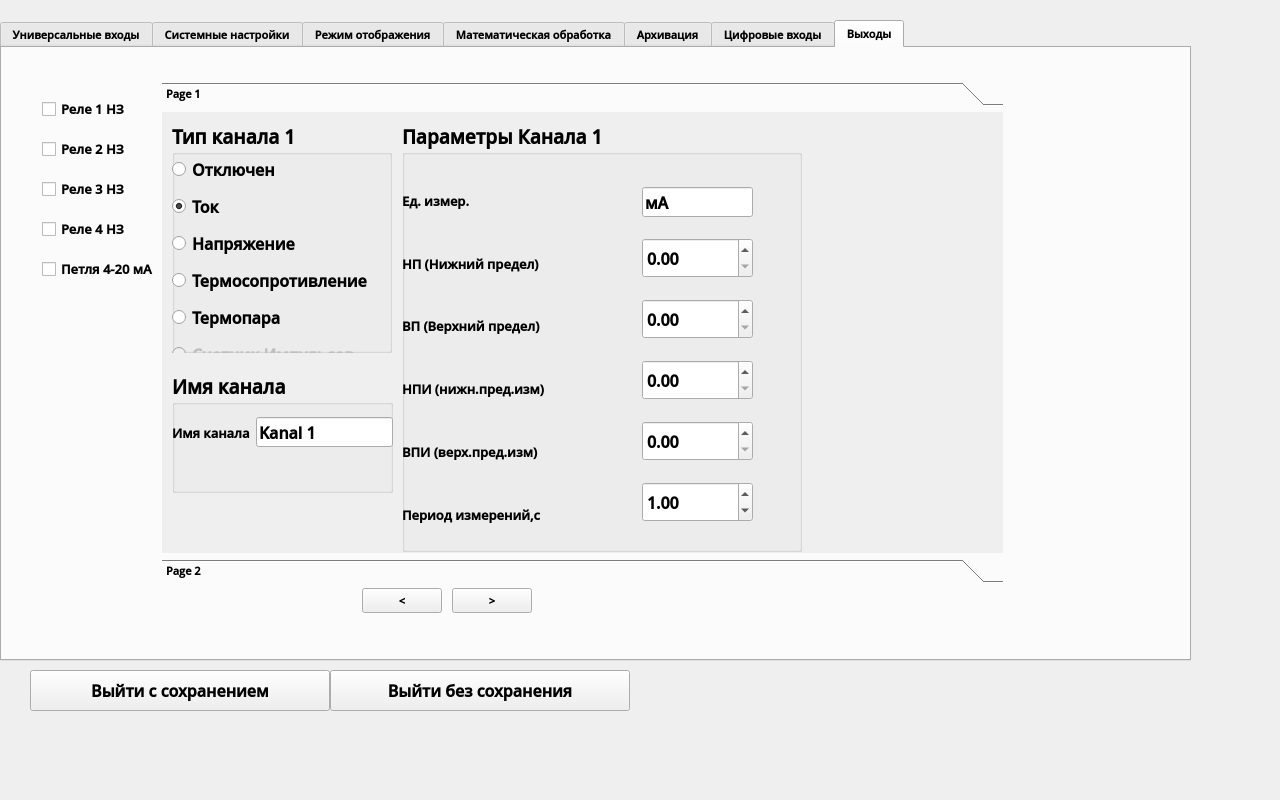
tomyqg/topaz-m, file options.ui: the form before one commit.
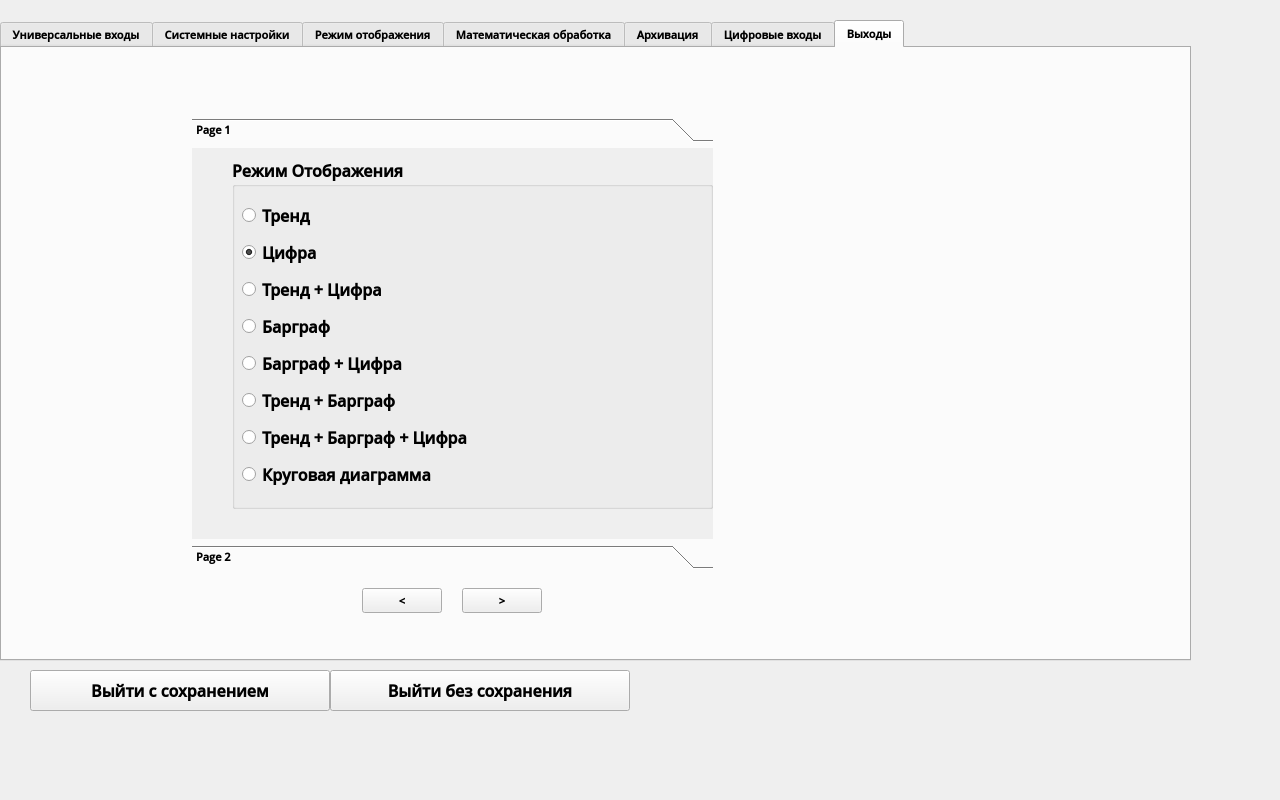
The form after the commit. The open tabs and pages were chosen to show the change.

Diff of the .ui file:
```diff
--- a/options.ui
+++ b/options.ui
@@ -49,7 +49,7 @@
     <enum>QTabWidget::Rounded</enum>
    </property>
    <property name="currentIndex">
-    <number>6</number>
+    <number>1</number>
    </property>
    <property name="elideMode">
     <enum>Qt::ElideLeft</enum>
@@ -5603,115 +5603,25 @@
     <attribute name="title">
      <string>Выходы</string>
     </attribute>
-    <widget class="QCheckBox" name="checkBox_5">
-     <property name="geometry">
-      <rect>
-       <x>40</x>
-       <y>50</y>
-       <width>200</width>
-       <height>22</height>
-      </rect>
-     </property>
-     <property name="font">
-      <font>
-       <pointsize>10</pointsize>
-      </font>
-     </property>
-     <property name="text">
-      <string>Реле 1 НЗ</string>
-     </property>
-    </widget>
-    <widget class="QCheckBox" name="checkBox_6">
-     <property name="geometry">
-      <rect>
-       <x>40</x>
-       <y>90</y>
-       <width>200</width>
-       <height>22</height>
-      </rect>
-     </property>
-     <property name="font">
-      <font>
-       <pointsize>10</pointsize>
-      </font>
-     </property>
-     <property name="text">
-      <string>Реле 2 НЗ</string>
-     </property>
-    </widget>
-    <widget class="QCheckBox" name="checkBox_7">
-     <property name="geometry">
-      <rect>
-       <x>40</x>
-       <y>130</y>
-       <width>200</width>
-       <height>22</height>
-      </rect>
-     </property>
-     <property name="font">
-      <font>
-       <pointsize>10</pointsize>
-      </font>
-     </property>
-     <property name="text">
-      <string>Реле 3 НЗ</string>
-     </property>
-    </widget>
-    <widget class="QCheckBox" name="checkBox_8">
-     <property name="geometry">
-      <rect>
-       <x>40</x>
-       <y>170</y>
-       <width>200</width>
-       <height>22</height>
-      </rect>
-     </property>
-     <property name="font">
-      <font>
-       <pointsize>10</pointsize>
-      </font>
-     </property>
-     <property name="text">
-      <string>Реле 4 НЗ</string>
-     </property>
-    </widget>
-    <widget class="QCheckBox" name="checkBox_9">
-     <property name="geometry">
-      <rect>
-       <x>40</x>
-       <y>210</y>
-       <width>200</width>
-       <height>22</height>
-      </rect>
-     </property>
-     <property name="font">
-      <font>
-       <pointsize>10</pointsize>
-      </font>
-     </property>
-     <property name="text">
-      <string>Петля 4-20 мА</string>
-     </property>
-    </widget>
     <widget class="QToolBox" name="toolBox">
      <property name="geometry">
       <rect>
-       <x>160</x>
-       <y>34</y>
-       <width>841</width>
-       <height>501</height>
+       <x>190</x>
+       <y>70</y>
+       <width>521</width>
+       <height>451</height>
       </rect>
      </property>
      <property name="currentIndex">
-      <number>0</number>
+      <number>1</number>
      </property>
      <widget class="QWidget" name="page">
       <property name="geometry">
        <rect>
         <x>0</x>
         <y>0</y>
-        <width>841</width>
-        <height>435</height>
+        <width>521</width>
+        <height>385</height>
        </rect>
       </property>
       <attribute name="label">
@@ -5720,139 +5630,42 @@
       <widget class="QGroupBox" name="groupBox_27">
        <property name="geometry">
         <rect>
-         <x>10</x>
-         <y>260</y>
-         <width>221</width>
-         <height>121</height>
+         <x>40</x>
+         <y>10</y>
+         <width>481</width>
+         <height>351</height>
         </rect>
        </property>
        <property name="font">
         <font>
          <family>Open Sans Semibold</family>
-         <pointsize>14</pointsize>
-         <weight>75</weight>
-         <bold>true</bold>
+         <pointsize>12</pointsize>
         </font>
        </property>
        <property name="title">
-        <string>Имя канала</string>
+        <string>Режим Отображения</string>
        </property>
        <widget class="QWidget" name="layoutWidget_15">
         <property name="geometry">
          <rect>
-          <x>0</x>
-          <y>20</y>
-          <width>221</width>
-          <height>81</height>
+          <x>10</x>
+          <y>40</y>
+          <width>286</width>
+          <height>301</height>
          </rect>
-        </property>
-        <property name="font">
-         <font>
-          <family>Open Sans Semibold</family>
-          <weight>75</weight>
-          <bold>true</bold>
-         </font>
-        </property>
-        <layout class="QHBoxLayout" name="horizontalLayout_5">
-         <item>
-          <widget class="QLabel" name="label_86">
-           <property name="font">
-            <font>
-             <family>Open Sans Semibold</family>
-             <pointsize>10</pointsize>
-             <weight>75</weight>
-             <bold>true</bold>
-            </font>
-           </property>
-           <property name="text">
-            <string>Имя канала</string>
-           </property>
-          </widget>
-         </item>
-         <item>
-          <widget class="QLineEdit" name="Name_Channel_5">
-           <property name="maximumSize">
-            <size>
-             <width>16777215</width>
-             <height>30</height>
-            </size>
-           </property>
-           <property name="font">
-            <font>
-             <family>Open Sans Semibold</family>
-             <pointsize>12</pointsize>
-             <weight>75</weight>
-             <bold>true</bold>
-            </font>
-           </property>
-           <property name="text">
-            <string>Kanal 1</string>
-           </property>
-          </widget>
-         </item>
-        </layout>
-       </widget>
-      </widget>
-      <widget class="QGroupBox" name="groupBox_28">
-       <property name="geometry">
-        <rect>
-         <x>10</x>
-         <y>10</y>
-         <width>220</width>
-         <height>231</height>
-        </rect>
-       </property>
-       <property name="font">
-        <font>
-         <family>Open Sans Semibold</family>
-         <pointsize>14</pointsize>
-         <weight>75</weight>
-         <bold>true</bold>
-        </font>
-       </property>
-       <property name="title">
-        <string>Тип канала 1</string>
-       </property>
-       <widget class="QWidget" name="layoutWidget_16">
-        <property name="geometry">
-         <rect>
-          <x>0</x>
-          <y>30</y>
-          <width>291</width>
-          <height>225</height>
-         </rect>
-        </property>
-        <property name="font">
-         <font>
-          <family>Open Sans Semibold</family>
-          <weight>75</weight>
-          <bold>true</bold>
-         </font>
         </property>
         <layout class="QVBoxLayout" name="verticalLayout_15">
          <property name="spacing">
           <number>5</number>
          </property>
          <item>
-          <widget class="QRadioButton" name="ButonOtklChannel_5">
-           <property name="font">
-            <font>
-             <family>Open Sans Semibold</family>
-             <pointsize>12</pointsize>
-             <weight>75</weight>
-             <bold>true</bold>
-            </font>
+          <widget class="QRadioButton" name="SetTrendsBtn_2">
+           <property name="minimumSize">
+            <size>
+             <width>0</width>
+             <height>0</height>
+            </size>
            </property>
-           <property name="text">
-            <string>Отключен                      </string>
-           </property>
-           <property name="checked">
-            <bool>false</bool>
-           </property>
-          </widget>
-         </item>
-         <item>
-          <widget class="QRadioButton" name="ButonTokChannel_5">
            <property name="font">
             <font>
              <family>Open Sans Semibold</family>
@@ -5862,133 +5675,21 @@
             </font>
            </property>
            <property name="text">
-            <string>Ток                                    </string>
+            <string>Тренд</string>
            </property>
            <property name="checked">
-            <bool>true</bool>
-           </property>
-          </widget>
-         </item>
-         <item>
-          <widget class="QRadioButton" name="ButonNapryagenieChannel_5">
-           <property name="font">
-            <font>
-             <family>Open Sans Semibold</family>
-             <pointsize>12</pointsize>
-             <weight>75</weight>
-             <bold>true</bold>
-            </font>
-           </property>
-           <property name="text">
-            <string>Напряжение                     </string>
-           </property>
-          </widget>
-         </item>
-         <item>
-          <widget class="QRadioButton" name="ButonResistorChannel_5">
-           <property name="font">
-            <font>
-             <family>Open Sans Semibold</family>
-             <pointsize>12</pointsize>
-             <weight>75</weight>
-             <bold>true</bold>
-            </font>
-           </property>
-           <property name="text">
-            <string>Термосопротивление</string>
-           </property>
-          </widget>
-         </item>
-         <item>
-          <widget class="QRadioButton" name="ButonTermoparaChannel_5">
-           <property name="font">
-            <font>
-             <family>Open Sans Semibold</family>
-             <pointsize>12</pointsize>
-             <weight>75</weight>
-             <bold>true</bold>
-            </font>
-           </property>
-           <property name="text">
-            <string>Термопара                           </string>
-           </property>
-          </widget>
-         </item>
-         <item>
-          <widget class="QRadioButton" name="ButonImpulseChannel_5">
-           <property name="enabled">
             <bool>false</bool>
            </property>
-           <property name="font">
-            <font>
-             <family>Open Sans Semibold</family>
-             <pointsize>12</pointsize>
-             <weight>75</weight>
-             <bold>true</bold>
-            </font>
-           </property>
-           <property name="text">
-            <string>Счетчик Импульсов           </string>
-           </property>
           </widget>
          </item>
-        </layout>
-       </widget>
-      </widget>
-      <widget class="QGroupBox" name="groupBox_29">
-       <property name="geometry">
-        <rect>
-         <x>240</x>
-         <y>10</y>
-         <width>400</width>
-         <height>430</height>
-        </rect>
-       </property>
-       <property name="font">
-        <font>
-         <family>Open Sans Semibold</family>
-         <pointsize>14</pointsize>
-         <weight>75</weight>
-         <bold>true</bold>
-        </font>
-       </property>
-       <property name="toolTip">
-        <string>&lt;html&gt;&lt;head/&gt;&lt;body&gt;&lt;p&gt;Нажмите на значение чтобы изменить&lt;/p&gt;&lt;/body&gt;&lt;/html&gt;</string>
-       </property>
-       <property name="title">
-        <string>Параметры Канала 1</string>
-       </property>
-       <widget class="QWidget" name="layoutWidget_17">
-        <property name="geometry">
-         <rect>
-          <x>240</x>
-          <y>50</y>
-          <width>111</width>
-          <height>371</height>
-         </rect>
-        </property>
-        <property name="font">
-         <font>
-          <family>Open Sans Semibold</family>
-          <weight>75</weight>
-          <bold>true</bold>
-         </font>
-        </property>
-        <layout class="QVBoxLayout" name="verticalLayout_16">
          <item>
-          <widget class="QLineEdit" name="UnitsChannel_5">
+          <widget class="QRadioButton" name="SetCyfraBtn_2">
            <property name="minimumSize">
             <size>
-             <width>100</width>
+             <width>0</width>
              <height>0</height>
             </size>
            </property>
-           <property name="maximumSize">
-            <size>
-             <width>16777215</width>
-             <height>30</height>
-            </size>
-           </property>
            <property name="font">
             <font>
              <family>Open Sans Semibold</family>
@@ -5998,46 +5699,19 @@
             </font>
            </property>
            <property name="text">
-            <string>мА</string>
+            <string>Цифра</string>
            </property>
-          </widget>
-         </item>
-         <item>
-          <widget class="QDoubleSpinBox" name="NignPredelChannel_5">
-           <property name="minimumSize">
-            <size>
-             <width>100</width>
-             <height>40</height>
-            </size>
-           </property>
-           <property name="font">
-            <font>
-             <family>Open Sans Semibold</family>
-             <pointsize>12</pointsize>
-             <weight>75</weight>
-             <bold>true</bold>
-            </font>
-           </property>
-           <property name="inputMethodHints">
-            <set>Qt::ImhDigitsOnly|Qt::ImhMultiLine</set>
-           </property>
-           <property name="accelerated">
+           <property name="checked">
             <bool>true</bool>
            </property>
-           <property name="decimals">
-            <number>2</number>
-           </property>
-           <property name="singleStep">
-            <double>0.010000000000000</double>
-           </property>
           </widget>
          </item>
          <item>
-          <widget class="QDoubleSpinBox" name="VerhnPredelChannel_5">
+          <widget class="QRadioButton" name="SetTrendsCyfraBtn_2">
            <property name="minimumSize">
             <size>
-             <width>100</width>
-             <height>40</height>
+             <width>0</width>
+             <height>0</height>
             </size>
            </property>
            <property name="font">
@@ -6048,25 +5722,16 @@
              <bold>true</bold>
             </font>
            </property>
-           <property name="accelerated">
-            <bool>true</bool>
+           <property name="text">
+            <string>Тренд + Цифра      </string>
            </property>
-           <property name="decimals">
-            <number>2</number>
+           <property name="checked">
+            <bool>false</bool>
            </property>
-           <property name="singleStep">
-            <double>0.010000000000000</double>
-           </property>
           </widget>
          </item>
          <item>
-          <widget class="QDoubleSpinBox" name="NignPredIzmerChannel_5">
-           <property name="minimumSize">
-            <size>
-             <width>100</width>
-             <height>40</height>
-            </size>
-           </property>
+          <widget class="QRadioButton" name="SetBarsBtn_2">
            <property name="font">
             <font>
              <family>Open Sans Semibold</family>
@@ -6075,25 +5740,16 @@
              <bold>true</bold>
             </font>
            </property>
-           <property name="accelerated">
-            <bool>true</bool>
+           <property name="text">
+            <string>Барграф</string>
            </property>
-           <property name="decimals">
-            <number>2</number>
+           <property name="checked">
+            <bool>false</bool>
            </property>
-           <property name="singleStep">
-            <double>0.010000000000000</double>
-           </property>
           </widget>
          </item>
          <item>
-          <widget class="QDoubleSpinBox" name="VerhnPredIzmerChannel_5">
-           <property name="minimumSize">
-            <size>
-             <width>100</width>
-             <height>40</height>
-            </size>
-           </property>
+          <widget class="QRadioButton" name="SetBarsCyfraBtn_2">
            <property name="font">
             <font>
              <family>Open Sans Semibold</family>
@@ -6102,25 +5758,16 @@
              <bold>true</bold>
             </font>
            </property>
-           <property name="accelerated">
-            <bool>true</bool>
+           <property name="text">
+            <string>Барграф + Цифра</string>
            </property>
-           <property name="decimals">
-            <number>2</number>
+           <property name="checked">
+            <bool>false</bool>
            </property>
-           <property name="singleStep">
-            <double>0.010000000000000</double>
-           </property>
           </widget>
          </item>
          <item>
-          <widget class="QDoubleSpinBox" name="PeriodIzmerChannel_5">
-           <property name="minimumSize">
-            <size>
-             <width>100</width>
-             <height>40</height>
-            </size>
-           </property>
+          <widget class="QRadioButton" name="SetTrendsBarsBtn_2">
            <property name="font">
             <font>
              <family>Open Sans Semibold</family>
@@ -6129,129 +5776,38 @@
              <bold>true</bold>
             </font>
            </property>
-           <property name="accelerated">
-            <bool>true</bool>
-           </property>
-           <property name="decimals">
-            <number>2</number>
-           </property>
-           <property name="minimum">
-            <double>0.050000000000000</double>
-           </property>
-           <property name="singleStep">
-            <double>0.050000000000000</double>
-           </property>
-           <property name="value">
-            <double>1.000000000000000</double>
-           </property>
-          </widget>
-         </item>
-        </layout>
-       </widget>
-       <widget class="QWidget" name="layoutWidget_18">
-        <property name="geometry">
-         <rect>
-          <x>0</x>
-          <y>50</y>
-          <width>190</width>
-          <height>371</height>
-         </rect>
-        </property>
-        <property name="font">
-         <font>
-          <family>Open Sans Semibold</family>
-          <weight>75</weight>
-          <bold>true</bold>
-         </font>
-        </property>
-        <layout class="QVBoxLayout" name="verticalLayout_17">
-         <item>
-          <widget class="QLabel" name="label_19">
-           <property name="font">
-            <font>
-             <family>Open Sans Semibold</family>
-             <pointsize>10</pointsize>
-             <weight>75</weight>
-             <bold>true</bold>
-            </font>
-           </property>
            <property name="text">
-            <string>Ед. измер.</string>
+            <string>Тренд + Барграф</string>
            </property>
           </widget>
          </item>
          <item>
-          <widget class="QLabel" name="label_87">
+          <widget class="QRadioButton" name="SetTrendsBarsCyfraBtn_2">
            <property name="font">
             <font>
              <family>Open Sans Semibold</family>
-             <pointsize>10</pointsize>
+             <pointsize>12</pointsize>
              <weight>75</weight>
              <bold>true</bold>
             </font>
            </property>
            <property name="text">
-            <string>НП (Нижний предел)</string>
+            <string>Тренд + Барграф + Цифра</string>
            </property>
           </widget>
          </item>
          <item>
-          <widget class="QLabel" name="label_88">
+          <widget class="QRadioButton" name="SetPolarBtn_2">
            <property name="font">
             <font>
              <family>Open Sans Semibold</family>
-             <pointsize>10</pointsize>
+             <pointsize>12</pointsize>
              <weight>75</weight>
              <bold>true</bold>
             </font>
            </property>
            <property name="text">
-            <string>ВП (Верхний предел)</string>
-           </property>
-          </widget>
-         </item>
-         <item>
-          <widget class="QLabel" name="label_89">
-           <property name="font">
-            <font>
-             <family>Open Sans Semibold</family>
-             <pointsize>10</pointsize>
-             <weight>75</weight>
-             <bold>true</bold>
-            </font>
-           </property>
-           <property name="text">
-            <string>НПИ (нижн.пред.изм)</string>
-           </property>
-          </widget>
-         </item>
-         <item>
-          <widget class="QLabel" name="label_90">
-           <property name="font">
-            <font>
-             <family>Open Sans Semibold</family>
-             <pointsize>10</pointsize>
-             <weight>75</weight>
-             <bold>true</bold>
-            </font>
-           </property>
-           <property name="text">
-            <string>ВПИ (верх.пред.изм)</string>
-           </property>
-          </widget>
-         </item>
-         <item>
-          <widget class="QLabel" name="label_91">
-           <property name="font">
-            <font>
-             <family>Open Sans Semibold</family>
-             <pointsize>10</pointsize>
-             <weight>75</weight>
-             <bold>true</bold>
-            </font>
-           </property>
-           <property name="text">
-            <string>Период измерений,с</string>
+            <string>Круговая диаграмма</string>
            </property>
           </widget>
          </item>
@@ -6264,214 +5820,113 @@
        <rect>
         <x>0</x>
         <y>0</y>
-        <width>841</width>
-        <height>435</height>
+        <width>521</width>
+        <height>385</height>
        </rect>
       </property>
       <attribute name="label">
        <string>Page 2</string>
       </attribute>
-      <widget class="QRadioButton" name="SetTrendsBtn_2">
+      <widget class="QCheckBox" name="checkBox_8">
        <property name="geometry">
         <rect>
          <x>0</x>
-         <y>4</y>
-         <width>284</width>
-         <height>33</height>
+         <y>130</y>
+         <width>200</width>
+         <height>22</height>
         </rect>
        </property>
-       <property name="minimumSize">
-        <size>
-         <width>0</width>
-         <height>0</height>
-        </size>
-       </property>
        <property name="font">
         <font>
-         <family>Open Sans Semibold</family>
-         <pointsize>12</pointsize>
-         <weight>75</weight>
-         <bold>true</bold>
+         <pointsize>10</pointsize>
         </font>
        </property>
        <property name="text">
-        <string>Тренд</string>
+        <string>Реле 4 НЗ</string>
        </property>
-       <property name="checked">
-        <bool>false</bool>
-       </property>
       </widget>
-      <widget class="QRadioButton" name="SetBarsCyfraBtn_2">
+      <widget class="QCheckBox" name="checkBox_7">
        <property name="geometry">
         <rect>
          <x>0</x>
-         <y>156</y>
-         <width>284</width>
-         <height>33</height>
+         <y>90</y>
+         <width>200</width>
+         <height>22</height>
         </rect>
        </property>
        <property name="font">
         <font>
-         <family>Open Sans Semibold</family>
-         <pointsize>12</pointsize>
-         <weight>75</weight>
-         <bold>true</bold>
+         <pointsize>10</pointsize>
         </font>
        </property>
        <property name="text">
-        <string>Барграф + Цифра</string>
+        <string>Реле 3 НЗ</string>
        </property>
-       <property name="checked">
-        <bool>false</bool>
-       </property>
       </widget>
-      <widget class="QRadioButton" name="SetTrendsBarsBtn_2">
+      <widget class="QCheckBox" name="checkBox_6">
        <property name="geometry">
         <rect>
          <x>0</x>
-         <y>194</y>
-         <width>284</width>
-         <height>33</height>
+         <y>50</y>
+         <width>200</width>
+         <height>22</height>
         </rect>
        </property>
        <property name="font">
         <font>
-         <family>Open Sans Semibold</family>
-         <pointsize>12</pointsize>
-         <weight>75</weight>
-         <bold>true</bold>
+         <pointsize>10</pointsize>
         </font>
        </property>
        <property name="text">
-        <string>Тренд + Барграф</string>
+        <string>Реле 2 НЗ</string>
        </property>
       </widget>
-      <widget class="QRadioButton" name="SetTrendsBarsCyfraBtn_2">
+      <widget class="QCheckBox" name="checkBox_9">
        <property name="geometry">
         <rect>
          <x>0</x>
-         <y>232</y>
-         <width>284</width>
-         <height>33</height>
+         <y>170</y>
+         <width>200</width>
+         <height>22</height>
         </rect>
        </property>
        <property name="font">
         <font>
-         <family>Open Sans Semibold</family>
-         <pointsize>12</pointsize>
-         <weight>75</weight>
-         <bold>true</bold>
+         <pointsize>10</pointsize>
         </font>
        </property>
        <property name="text">
-        <string>Тренд + Барграф + Цифра</string>
+        <string>Петля 4-20 мА</string>
        </property>
       </widget>
-      <widget class="QRadioButton" name="SetCyfraBtn_2">
+      <widget class="QCheckBox" name="checkBox_5">
        <property name="geometry">
         <rect>
          <x>0</x>
-         <y>42</y>
-         <width>284</width>
-         <height>33</height>
+         <y>10</y>
+         <width>200</width>
+         <height>22</height>
         </rect>
        </property>
-       <property name="minimumSize">
-        <size>
-         <width>0</width>
-         <height>0</height>
-        </size>
-       </property>
        <property name="font">
         <font>
-         <family>Open Sans Semibold</family>
-         <pointsize>12</pointsize>
-         <weight>75</weight>
-         <bold>true</bold>
+         <pointsize>10</pointsize>
         </font>
        </property>
        <property name="text">
-        <string>Цифра</string>
+        <string>Реле 1 НЗ</string>
        </property>
-       <property name="checked">
-        <bool>true</bool>
-       </property>
       </widget>
-      <widget class="QRadioButton" name="SetBarsBtn_2">
-       <property name="geometry">
-        <rect>
-         <x>0</x>
-         <y>118</y>
-         <width>284</width>
-         <height>33</height>
-        </rect>
-       </property>
-       <property name="font">
-        <font>
-         <family>Open Sans Semibold</family>
-         <pointsize>12</pointsize>
-         <weight>75</weight>
-         <bold>true</bold>
-        </font>
-       </property>
-       <property name="text">
-        <string>Барграф</string>
-       </property>
-       <property name="checked">
-        <bool>false</bool>
-       </property>
-      </widget>
-      <widget class="QRadioButton" name="SetTrendsCyfraBtn_2">
-       <property name="geometry">
-        <rect>
-         <x>0</x>
-         <y>80</y>
-         <width>284</width>
-         <height>33</height>
-        </rect>
-       </property>
-       <property name="minimumSize">
-        <size>
-         <width>0</width>
-         <height>0</height>
-        </size>
-       </property>
-       <property name="font">
-        <font>
-         <family>Open Sans Semibold</family>
-         <pointsize>12</pointsize>
-         <weight>75</weight>
-         <bold>true</bold>
-        </font>
-       </property>
-       <property name="text">
-        <string>Тренд + Цифра      </string>
-       </property>
-       <property name="checked">
-        <bool>false</bool>
-       </property>
-      </widget>
-      <widget class="QRadioButton" name="SetPolarBtn_2">
-       <property name="geometry">
-        <rect>
-         <x>0</x>
-         <y>270</y>
-         <width>284</width>
-         <height>33</height>
-        </rect>
-       </property>
-       <property name="font">
-        <font>
-         <family>Open Sans Semibold</family>
-         <pointsize>12</pointsize>
-         <weight>75</weight>
-         <bold>true</bold>
-        </font>
-       </property>
-       <property name="text">
-        <string>Круговая диаграмма</string>
-       </property>
-      </widget>
+      <zorder>checkBox_9</zorder>
+      <zorder>checkBox_7</zorder>
+      <zorder>checkBox_6</zorder>
+      <zorder>checkBox_5</zorder>
+      <zorder>checkBox_8</zorder>
+      <zorder>checkBox_8</zorder>
+      <zorder>checkBox_7</zorder>
+      <zorder>checkBox_6</zorder>
+      <zorder>checkBox_9</zorder>
+      <zorder>checkBox_5</zorder>
      </widget>
     </widget>
     <widget class="QPushButton" name="pushButton_7">
@@ -6490,7 +5945,7 @@
     <widget class="QPushButton" name="pushButton_8">
      <property name="geometry">
       <rect>
-       <x>450</x>
+       <x>460</x>
        <y>540</y>
        <width>80</width>
        <height>25</height>
@@ -6500,6 +5955,18 @@
       <string>&gt;</string>
      </property>
     </widget>
+    <widget class="QStackedWidget" name="stackedWidget">
+     <property name="geometry">
+      <rect>
+       <x>750</x>
+       <y>130</y>
+       <width>361</width>
+       <height>381</height>
+      </rect>
+     </property>
+     <widget class="QWidget" name="page_3"/>
+     <widget class="QWidget" name="page_4"/>
+    </widget>
    </widget>
   </widget>
   <widget class="QPushButton" name="pushButton">
```
